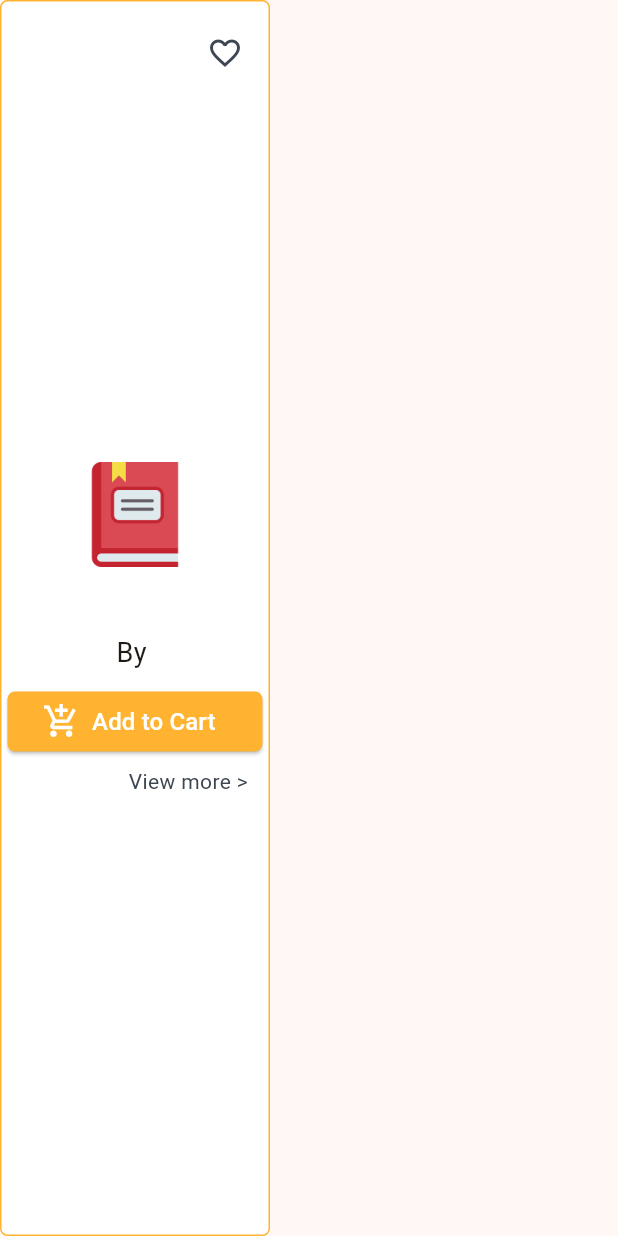
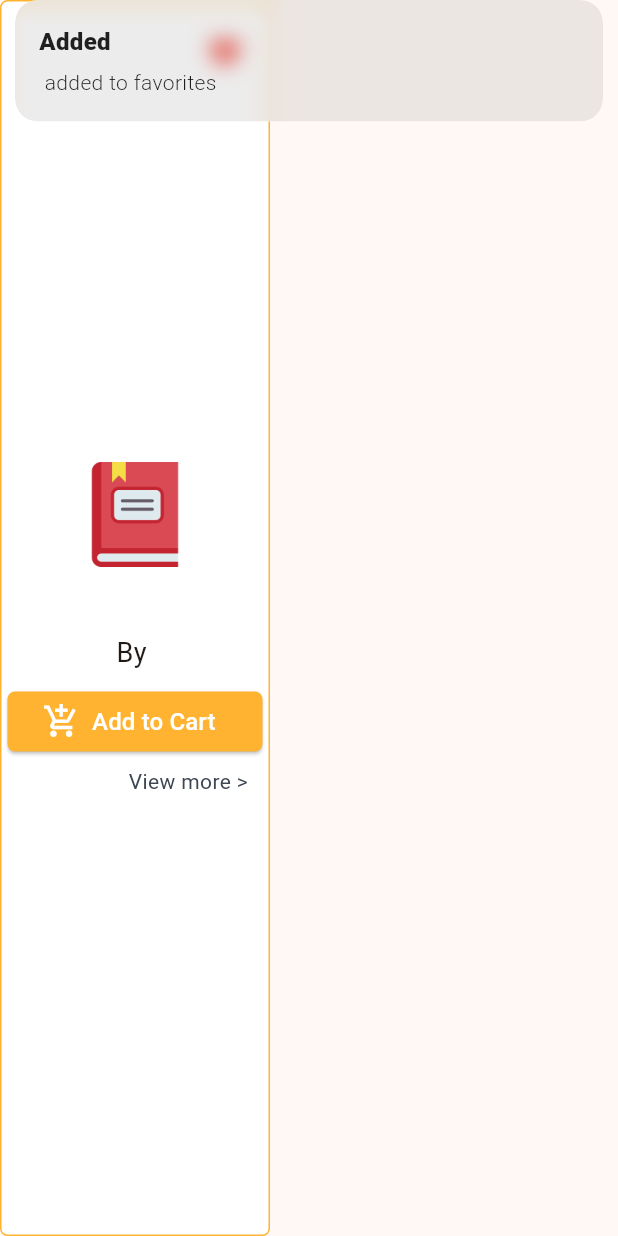
Before and after one commit to DevloperMahak/Reusebook, a Flutter app: the BookCard widget shown alone on an empty page, opened directly with empty values, after a tap on the "favorite outline" icon, on a phone screen of 412 x 824 dp. Run offline on Flutter 3.47's test engine with Material 3 defaults, Android fonts, the phone set to English and light mode, and no system bars; our stand-ins replace firebase_core, get, get_storage, image_picker, jwt_decoder, shared_preferences and 1 more; accounts and stored records are empty; network calls fail.

Commit message:
functionality added

```diff
--- a/lib/categories.dart
+++ b/lib/categories.dart
@@ -3,6 +3,7 @@ import 'dart:io';
 
 import 'package:flutter/material.dart';
 import 'package:flutter/rendering.dart';
+import 'package:get/get.dart';
 import 'package:image_picker/image_picker.dart';
 import 'package:reusebook/sell.dart';
 import 'package:reusebook/shopkeeper.dart';
@@ -10,37 +11,14 @@ import 'package:reusebook/uihelper.dart';
 import 'package:http/http.dart' as http;
 import 'package:reusebook/url.dart';
 import 'package:reusebook/bookDetails.dart';
+import 'controllers/cart_controller.dart';
+import 'controllers/favorites_controller.dart';
 import 'home.dart';
+import 'myStore.dart';
 import 'orders.dart';
+import 'models/book.dart';
 
-class Book {
-  String? bookName;
-  String? bookDescription;
-  String? publication;
-  String? author;
-  String? printPrice;
-  String? sellingPrice;
 
-  Book({
-    required this.bookName,
-    required this.bookDescription,
-    required this.publication,
-    required this.author,
-    required this.printPrice,
-    required this.sellingPrice,
-  });
-
-  factory Book.fromJson(Map<String, dynamic> json) {
-    return Book(
-      bookName: json['BookName']?? 'Unknown', // Default value if null
-      bookDescription: json['BookDescription']?? 'No description available', // Default value if null
-      publication: json['Publication']?? 'Unknown', // Default value if null
-      author: json['Author']?? 'Unknown', // Default value if null
-      printPrice: json['PrintPrice']?? '0.00', // Default value if null
-      sellingPrice: json['SellingPrice']?? '0.00', // Default value if null
-    );
-  }
-}
 
 class categoriesPage extends StatefulWidget {
   const categoriesPage({super.key});
@@ -113,6 +91,12 @@ class categoriesPageState extends State<categoriesPage> {
             child: Icon(Icons.favorite,size: 28,color: Color(0xff3D4652),),
           ),
         ],
+        leading: IconButton(
+          icon: Icon(Icons.arrow_back, color: Colors.black), // Back arrow icon
+          onPressed: () {
+            Navigator.push(context,MaterialPageRoute(builder: (context)=>homePage()));
+          },
+        ),
         flexibleSpace:Container(
           decoration: BoxDecoration(
               gradient: LinearGradient(colors: [
@@ -303,7 +287,7 @@ class categoriesPageState extends State<categoriesPage> {
                                               width: 32,
                                               child: Image.asset(
                                                 "assets/images/categories.png",),),),
-                                          Text("categories",
+                                          Text('categories'.tr,
                                               style: TextStyle(fontSize: 12, color: Color(
                                                   0xff3D4652)))
                                         ]),),
@@ -321,7 +305,7 @@ class categoriesPageState extends State<categoriesPage> {
                                               width: 32,
                                               child: Image.asset(
                                                 "assets/images/package.png",),)),
-                                          Text("orders",
+                                          Text('orders'.tr,
                                               style: TextStyle(fontSize: 12, color: Color(
                                                   0xff3D4652)))
                                         ]),),
@@ -340,7 +324,7 @@ class categoriesPageState extends State<categoriesPage> {
                                                   backgroundColor: Colors.white,
                                                   child: Icon(Icons.home, size: 32,
                                                       color: Color(0xff3D4652)))),
-                                          Text("Home",
+                                          Text('home'.tr,
                                               style: TextStyle(fontSize: 12, color: Color(
                                                   0xff3D4652)))
                                         ]),),
@@ -358,7 +342,7 @@ class categoriesPageState extends State<categoriesPage> {
                                               width: 32,
                                               child: Image.asset(
                                                 "assets/images/merchant.png",),)),
-                                          Text("Shopkeepers",
+                                          Text('shopkeepers'.tr,
                                               style: TextStyle(fontSize: 12, color: Color(
                                                   0xff3D4652)))
                                         ]),),
@@ -378,7 +362,7 @@ class categoriesPageState extends State<categoriesPage> {
                                                 width: 32,
                                                 child: Image.asset(
                                                   "assets/images/sell.png",),)),
-                                          Text("Sell",
+                                          Text('sell'.tr,
                                               style: TextStyle(fontSize: 12, color: Color(
                                                   0xff3D4652)))
                                         ]),),
@@ -395,6 +379,7 @@ class categoriesPageState extends State<categoriesPage> {
 
 class BookCard extends StatelessWidget {
   final Book book;
+  final FavoritesController favoritesController = Get.find();
 
   BookCard({required this.book});
 
@@ -404,7 +389,7 @@ class BookCard extends StatelessWidget {
       onTap:(){Navigator.push(context,
           MaterialPageRoute(
               builder: (context) =>
-                  bookDetailsPage()));},
+                  bookDetailsPage(book: book)));},
         child:Container(
       width: 180,
       child: Stack(
@@ -440,7 +425,21 @@ class BookCard extends StatelessWidget {
               width: 170,
               child: ElevatedButton.icon(
                 onPressed: () {
-                  // Implement Add to Cart functionality here
+                  final cartController = Get.find<CartController>();
+                  cartController.addToCart(book);
+
+                  Get.snackbar(
+                    "Success",
+                    "${book.bookName} added to cart!",
+                    snackPosition: SnackPosition.BOTTOM,
+                    backgroundColor: Color(0xffFFD77F),
+                    colorText: Colors.black,
+                  );
+
+                  Navigator.push(
+                      context,
+                      MaterialPageRoute(builder: (context)=>storePage(),
+                      ));
                 },
                 style: ElevatedButton.styleFrom(
                   foregroundColor: Colors.white,
@@ -471,16 +470,25 @@ class BookCard extends StatelessWidget {
         Positioned(
             top: 10,
             right: 5,
-            child: IconButton(
-              icon: Icon(
-                Icons.favorite_border, // Heart icon
-                color: Color(0xff3D4652),
-              ),
-              onPressed: () {
-                // Implement heart functionality here
-              },
+            child: Obx(() {
+              final isFav = favoritesController.isFavorite(book);
+              return IconButton(
+                icon: Icon(
+                  isFav ? Icons.favorite : Icons.favorite_border,
+                  color: isFav ? Colors.red : const Color(0xff3D4652),
+                ),
+                onPressed: () {
+                  if (isFav) {
+                    favoritesController.removeFromFavorites(book);
+                    Get.snackbar("Removed", "${book.bookName} removed from favorites");
+                  } else {
+                    favoritesController.addToFavorites(book);
+                    Get.snackbar("Added", "${book.bookName} added to favorites");
+                  }
+                },
+              );
+            }),
             ),
-      ),
   ]),
       decoration: BoxDecoration(
       color: Colors.white,
```
